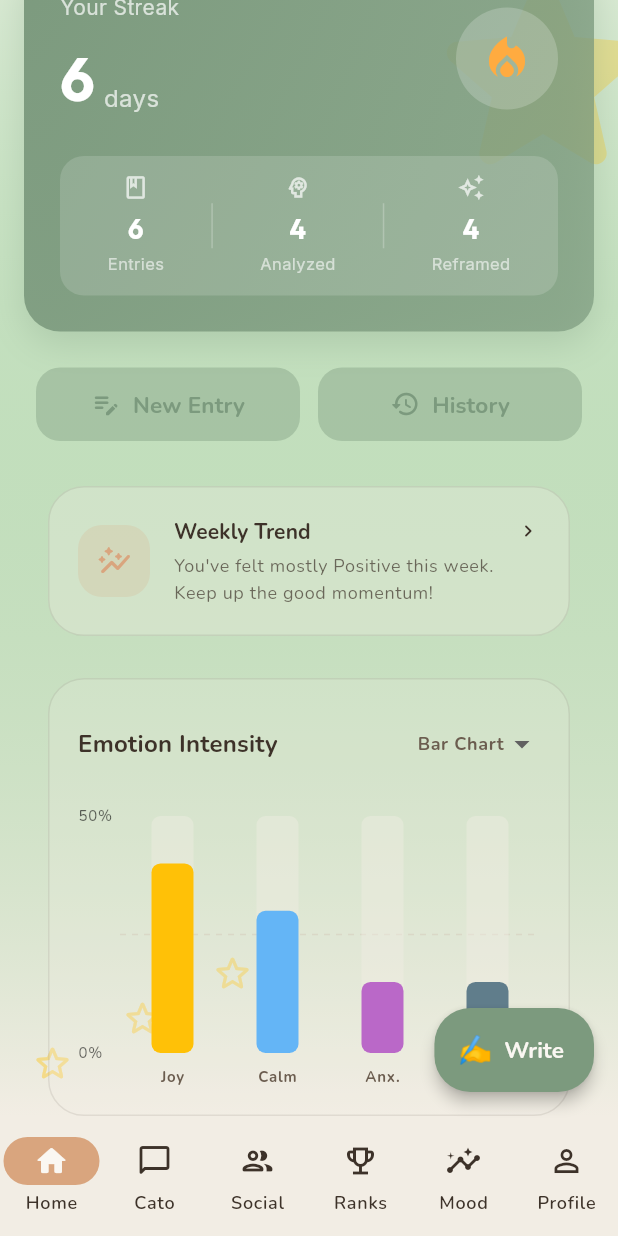
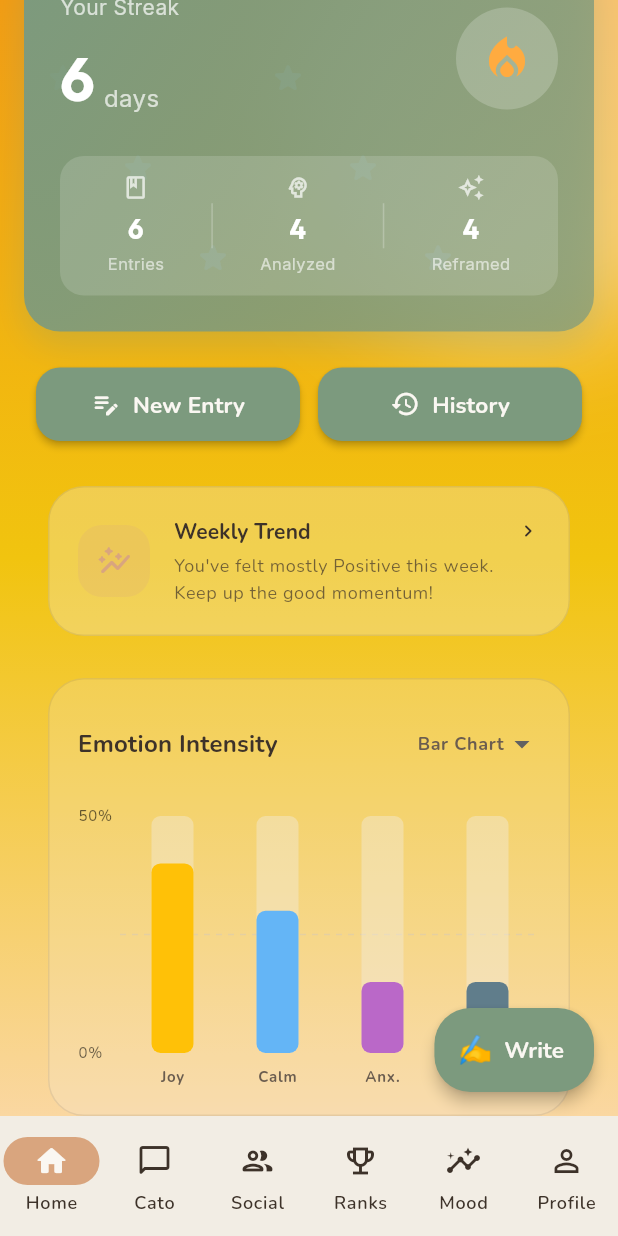
Before and after one commit to Theobokkii/furrmind, a Flutter app: the DashboardScreen screen opened by its route, scrolled down 576 dp, on a phone screen of 412 x 824 dp. Run offline on Flutter 3.47's test engine with Material 3 defaults, Android fonts, the light colour scheme and no system bars; drawn by our look-alikes of fl_chart, flutter_animate; our stand-ins replace flutter_riverpod, go_router, google_fonts, hive, hive_flutter, image_picker and 2 more; accounts and stored records are empty.

Commit message:
feat(ui): enhance atmospheric weather background and fix navigation flow
- Overhaul home dashboard background with full-screen dynamic gradients based on mood/weather score
- Improve rain animation to cover full screen width with realistic sliding water drop effects on glass
- Update 'New Entry' and 'History' action buttons to use solid high-contrast styling with elevation
- Fix navigation and back-button behavior across all screens using safe-pop fallback to dashboard
- Resolve route handling after saving journal and mood check-in entries
- Fix Flutter deprecation and unused variable warnings

```diff
--- a/mobile/lib/core/router/app_router.dart
+++ b/mobile/lib/core/router/app_router.dart
@@ -20,6 +20,10 @@ final appRouter = GoRouter(
   navigatorKey: _rootNavigatorKey,
   initialLocation: '/splash',
   routes: [
+    GoRoute(
+      path: '/',
+      redirect: (context, state) => '/dashboard',
+    ),
     GoRoute(
       path: '/splash',
       builder: (context, state) => const SplashScreen(),
@@ -65,8 +69,10 @@ final appRouter = GoRouter(
     GoRoute(
       path: '/mood-result',
       builder: (context, state) {
-        final emotion = state.extra as EmotionDefinition;
-        return MoodResultScreen(primaryEmotion: emotion);
+        final emotion = state.extra as EmotionDefinition?;
+        return MoodResultScreen(
+          primaryEmotion: emotion ?? kBasicEmotions.first,
+        );
       },
     ),
   ],
--- a/mobile/lib/screens/dashboard/dashboard_screen.dart
+++ b/mobile/lib/screens/dashboard/dashboard_screen.dart
@@ -1,4 +1,5 @@
 import 'dart:async';
+import 'dart:math';
 import 'dart:ui';
 import 'package:flutter/material.dart';
 import 'package:flutter_animate/flutter_animate.dart';
@@ -17,15 +18,17 @@ import '../../core/utils/image_helper.dart';
 import '../chat/cato_chat_screen.dart';
 import 'social_tab.dart';
 import 'leaderboard_tab.dart';
+final dashboardTabProvider = StateProvider<int>((ref) => 0);
+
 class DashboardScreen extends ConsumerStatefulWidget {
   const DashboardScreen({super.key});
   @override
   ConsumerState<DashboardScreen> createState() => _DashboardScreenState();
 }
 class _DashboardScreenState extends ConsumerState<DashboardScreen> {
-  int _currentIndex = 0;
   @override
   Widget build(BuildContext context) {
+    final currentIndex = ref.watch(dashboardTabProvider);
     final pages = [
       const _HomeTab(),
       const CatoChatScreen(),
@@ -36,13 +39,13 @@ class _DashboardScreenState extends ConsumerState<DashboardScreen> {
     ];
     return Scaffold(
       body: IndexedStack(
-        index: _currentIndex,
+        index: currentIndex,
         children: pages,
       ),
       bottomNavigationBar: NavigationBar(
-        selectedIndex: _currentIndex,
+        selectedIndex: currentIndex,
         onDestinationSelected: (index) {
-          setState(() => _currentIndex = index);
+          ref.read(dashboardTabProvider.notifier).state = index;
         },
         destinations: const [
           NavigationDestination(
@@ -110,25 +113,9 @@ class _HomeTab extends ConsumerWidget {
       todayScore = 5;
     }
 
-    Color moodColor = MockDataService.moodColor(todayScore);
-
     return Stack(
       children: [
-        // Full Page Weather Background
-        Positioned.fill(
-          child: Container(
-            decoration: BoxDecoration(
-              gradient: LinearGradient(
-                colors: [
-                  moodColor.withValues(alpha: 0.2),
-                  theme.colorScheme.surface,
-                ],
-                begin: Alignment.topCenter,
-                end: Alignment.bottomCenter,
-              ),
-            ),
-          ),
-        ),
+        // Full Page Weather Background with immersive gradients
         Positioned.fill(
           child: _WeatherAnimationBackground(score: todayScore),
         ),
@@ -540,77 +527,157 @@ class _WeatherAnimationBackground extends StatelessWidget {
 
   @override
   Widget build(BuildContext context) {
+    // Determine the atmospheric gradient based on the weather/mood score
+    List<Color> gradientColors;
     if (score == 1) {
-      // Rain
+      gradientColors = [const Color(0xFF2C3E50), const Color(0xFF34495E), const Color(0xFF5D6D7E)]; // Stormy Dark
+    } else if (score == 2) {
+      gradientColors = [const Color(0xFF7F8C8D), const Color(0xFF95A5A6), const Color(0xFFBDC3C7)]; // Gloomy Grey
+    } else if (score == 3) {
+      gradientColors = [const Color(0xFF85C1E9), const Color(0xFFD6EAF8), const Color(0xFFFDFEFE)]; // Soft Sky Blue
+    } else if (score == 4) {
+      gradientColors = [const Color(0xFF3498DB), const Color(0xFF85C1E9), const Color(0xFFFAD7A1)]; // Bright Day
+    } else {
+      gradientColors = [const Color(0xFFF39C12), const Color(0xFFF1C40F), const Color(0xFFFAD7A1)]; // Vibrant Sunset/Golden Hour
+    }
+
+    return Container(
+      decoration: BoxDecoration(
+        gradient: LinearGradient(
+          colors: gradientColors,
+          begin: Alignment.topCenter,
+          end: Alignment.bottomCenter,
+        ),
+      ),
+      child: ClipRect(
+        child: LayoutBuilder(
+          builder: (context, constraints) {
             return Stack(
-        children: List.generate(10, (index) {
+              children: _buildWeatherParticles(score, constraints),
+            );
+          },
+        ),
+      ),
+    );
+  }
+
+  List<Widget> _buildWeatherParticles(int score, BoxConstraints constraints) {
+    if (score == 1) {
+      // Heavy Rain + Sliding Drops on Glass
+      final random = Random(42);
+      return List.generate(40, (index) {
+        final startX = random.nextDouble() * constraints.maxWidth;
+        final isSliding = index % 3 == 0; // Some drops stick and slide slowly
+        final size = isSliding ? (16.0 + random.nextDouble() * 12.0) : (10.0 + random.nextDouble() * 8.0);
+        final duration = isSliding ? (4000 + random.nextInt(3000)) : (400 + random.nextInt(400));
+        final delayMs = random.nextInt(4000);
+
+        // Use a slide ratio to move exactly from top to bottom
+        final slideRatio = constraints.maxHeight / size + 2;
+
         return Positioned(
-            left: 10.0 + (index * 35),
+          left: startX,
+          top: -40, // start above the screen
+          child: Icon(Icons.water_drop, color: Colors.blue.shade200.withValues(alpha: isSliding ? 0.5 : 0.3), size: size)
+              .animate(onPlay: (controller) => controller.repeat(), delay: delayMs.ms)
+              .slideY(begin: 0, end: slideRatio, duration: duration.ms, curve: isSliding ? Curves.easeInOutSine : Curves.linear)
+              .fadeIn(duration: 200.ms)
+              .fadeOut(delay: (duration * 0.8).toInt().ms),
+        );
+      });
+    } else if (score == 2) {
+      // Cloudy / Overcast
+      return [
+        Positioned(
+          right: -50,
           top: -20,
-            child: Icon(Icons.water_drop, color: Colors.blueAccent.withValues(alpha: 0.4), size: 20)
-                .animate(onPlay: (controller) => controller.repeat())
-                .slideY(begin: 0, end: 15, duration: (800 + (index * 200)).ms)
-                .fadeIn(duration: 200.ms)
-                .fadeOut(delay: 600.ms),
-          );
-        }),
-      );
-    } else if (score == 2) {
-      // Cloudy / Drizzle
-      return Stack(
-        children: [
+          child: Icon(Icons.cloud, color: Colors.white.withValues(alpha: 0.3), size: 180)
+              .animate(onPlay: (controller) => controller.repeat(reverse: true))
+              .slideX(begin: 0, end: -0.15, duration: 6.seconds),
+        ),
         Positioned(
-            right: -20,
-            top: -20,
-            child: Icon(Icons.cloud, color: Colors.grey.withValues(alpha: 0.4), size: 140)
+          left: -60,
+          top: 60,
+          child: Icon(Icons.cloud, color: Colors.grey.shade400.withValues(alpha: 0.3), size: 140)
               .animate(onPlay: (controller) => controller.repeat(reverse: true))
-                .slideX(begin: 0, end: -0.1, duration: 4.seconds),
+              .slideX(begin: 0, end: 0.1, duration: 8.seconds),
         ),
         Positioned(
-            left: -40,
-            bottom: -20,
-            child: Icon(Icons.cloud, color: Colors.blueGrey.withValues(alpha: 0.2), size: 100)
+          right: 20,
+          top: 150,
+          child: Icon(Icons.cloud, color: Colors.white.withValues(alpha: 0.2), size: 100)
               .animate(onPlay: (controller) => controller.repeat(reverse: true))
-                .slideX(begin: 0, end: 0.15, duration: 5.seconds),
-          ),
-        ],
-      );
-    } else if (score == 4 || score == 5) {
-      // Sunny / Sparkles
-      return Stack(
-        children: [
+              .slideX(begin: 0, end: -0.2, duration: 10.seconds),
+        ),
+      ];
+    } else if (score == 4) {
+      // Sunny
+      return [
         Positioned(
           right: -40,
           top: -40,
-            child: Icon(score == 5 ? Icons.star_rounded : Icons.wb_sunny, color: Colors.amber.withValues(alpha: 0.3), size: 180)
+          child: Icon(Icons.wb_sunny, color: Colors.yellow.shade100.withValues(alpha: 0.5), size: 220)
               .animate(onPlay: (controller) => controller.repeat())
-                .rotate(duration: 15.seconds),
-          ),
-          if (score == 5) ...List.generate(3, (index) {
-            return Positioned(
-              left: 20.0 + (index * 60),
-              bottom: 20.0 + (index * 30),
-              child: Icon(Icons.star_border_rounded, color: Colors.amber.withValues(alpha: 0.4), size: 30)
-                  .animate(onPlay: (controller) => controller.repeat(reverse: true))
-                  .scaleXY(begin: 0.8, end: 1.2, duration: (600 + (index * 200)).ms)
-                  .fadeIn(),
-            );
-          }),
-        ],
-      );
-    } else {
-      // Normal Clouds
-      return Stack(
-        children: [
+              .rotate(duration: 30.seconds),
+        ),
         Positioned(
           left: -20,
-            top: 20,
-            child: Icon(Icons.cloud, color: Colors.lightBlue.withValues(alpha: 0.2), size: 120)
+          top: 40,
+          child: Icon(Icons.cloud, color: Colors.white.withValues(alpha: 0.6), size: 120)
               .animate(onPlay: (controller) => controller.repeat(reverse: true))
-                .slideX(begin: 0, end: 0.15, duration: 6.seconds),
-          ),
-        ],
-      );
+              .slideX(begin: 0, end: 0.1, duration: 12.seconds),
+        ),
+      ];
+    } else if (score == 5) {
+      // Glowing / Golden Hour / Sparkles
+      return [
+        Positioned(
+          right: -60,
+          top: -60,
+          child: Container(
+            width: 250,
+            height: 250,
+            decoration: BoxDecoration(
+              shape: BoxShape.circle,
+              boxShadow: [
+                BoxShadow(
+                  color: Colors.white.withValues(alpha: 0.4),
+                  blurRadius: 60,
+                  spreadRadius: 40,
+                ),
+              ],
+            ),
+          ).animate(onPlay: (controller) => controller.repeat(reverse: true)).scaleXY(begin: 0.9, end: 1.1, duration: 3.seconds),
+        ),
+        ...List.generate(6, (index) {
+          return Positioned(
+            left: 30.0 + (index * 50),
+            top: 40.0 + (index % 3 * 60),
+            child: Icon(Icons.star_rounded, color: Colors.white.withValues(alpha: 0.6), size: 24)
+                .animate(onPlay: (controller) => controller.repeat(reverse: true))
+                .scaleXY(begin: 0.5, end: 1.5, duration: (800 + (index * 300)).ms)
+                .fadeIn(duration: 400.ms),
+          );
+        }),
+      ];
+    } else {
+      // Normal (Score 3) - Few gentle clouds
+      return [
+        Positioned(
+          left: -40,
+          top: 30,
+          child: Icon(Icons.cloud, color: Colors.white.withValues(alpha: 0.7), size: 150)
+              .animate(onPlay: (controller) => controller.repeat(reverse: true))
+              .slideX(begin: 0, end: 0.15, duration: 9.seconds),
+        ),
+        Positioned(
+          right: -30,
+          top: 120,
+          child: Icon(Icons.cloud, color: Colors.white.withValues(alpha: 0.5), size: 100)
+              .animate(onPlay: (controller) => controller.repeat(reverse: true))
+              .slideX(begin: 0, end: -0.1, duration: 14.seconds),
+        ),
+      ];
     }
   }
 }
@@ -834,7 +901,9 @@ class _TrendSummaryCard extends ConsumerWidget {
         ),
         child: InkWell(
           borderRadius: BorderRadius.circular(24),
-          onTap: () => context.push('/history'),
+          onTap: () {
+            ref.read(dashboardTabProvider.notifier).state = 4;
+          },
           child: Padding(
             padding: const EdgeInsets.all(20),
             child: Row(
@@ -1184,8 +1253,9 @@ class _QuickActionChip extends StatelessWidget {
     final theme = Theme.of(context);
     return Expanded(
       child: Material(
-        color: theme.colorScheme.primaryContainer.withValues(alpha: 0.4),
+        color: theme.colorScheme.primary, // Solid high-contrast background
         borderRadius: BorderRadius.circular(16),
+        elevation: 2, // Add slight shadow to make it pop
         child: InkWell(
           borderRadius: BorderRadius.circular(16),
           onTap: onTap,
@@ -1194,12 +1264,13 @@ class _QuickActionChip extends StatelessWidget {
             child: Row(
               mainAxisAlignment: MainAxisAlignment.center,
               children: [
-                Icon(icon, size: 20, color: theme.colorScheme.primary),
+                Icon(icon, size: 20, color: theme.colorScheme.onPrimary),
                 const SizedBox(width: 8),
                 Text(
                   label,
                   style: theme.textTheme.labelLarge?.copyWith(
-                    color: theme.colorScheme.primary,
+                    color: theme.colorScheme.onPrimary,
+                    fontWeight: FontWeight.bold,
                   ),
                 ),
               ],
--- a/mobile/lib/screens/mood/mood_result_screen.dart
+++ b/mobile/lib/screens/mood/mood_result_screen.dart
@@ -33,7 +33,7 @@ class MoodResultScreen extends ConsumerWidget {
                 alignment: Alignment.topRight,
                 child: IconButton(
                   icon: const Icon(Icons.close),
-                  onPressed: () => context.go('/'),
+                  onPressed: () => context.go('/dashboard'),
                 ),
               ),
               const Spacer(),
@@ -147,7 +147,7 @@ class MoodResultScreen extends ConsumerWidget {
               SizedBox(
                 height: 56,
                 child: FilledButton(
-                  onPressed: () => context.go('/'),
+                  onPressed: () => context.go('/dashboard'),
                   style: FilledButton.styleFrom(
                     shape: RoundedRectangleBorder(borderRadius: BorderRadius.circular(16)),
                   ),
```
Also changed, not shown: mobile/lib/screens/chat/friend_chat_screen.dart (+7 -1 lines), mobile/lib/screens/history/history_screen.dart (+11 -0 lines), mobile/lib/screens/journal/journal_screen.dart (+18 -0 lines), mobile/lib/screens/mood/mood_checkin_screen.dart (+7 -1 lines), mobile/lib/screens/profile/edit_profile_screen.dart (+16 -2 lines), mobile/lib/screens/reframe/reframe_screen.dart (+12 -2 lines), mobile/lib/screens/result/result_screen.dart (+17 -3 lines), mobile/lib/screens/settings/settings_screen.dart (+14 -1 lines). Lines whose indentation alone changed are shown as unchanged.
